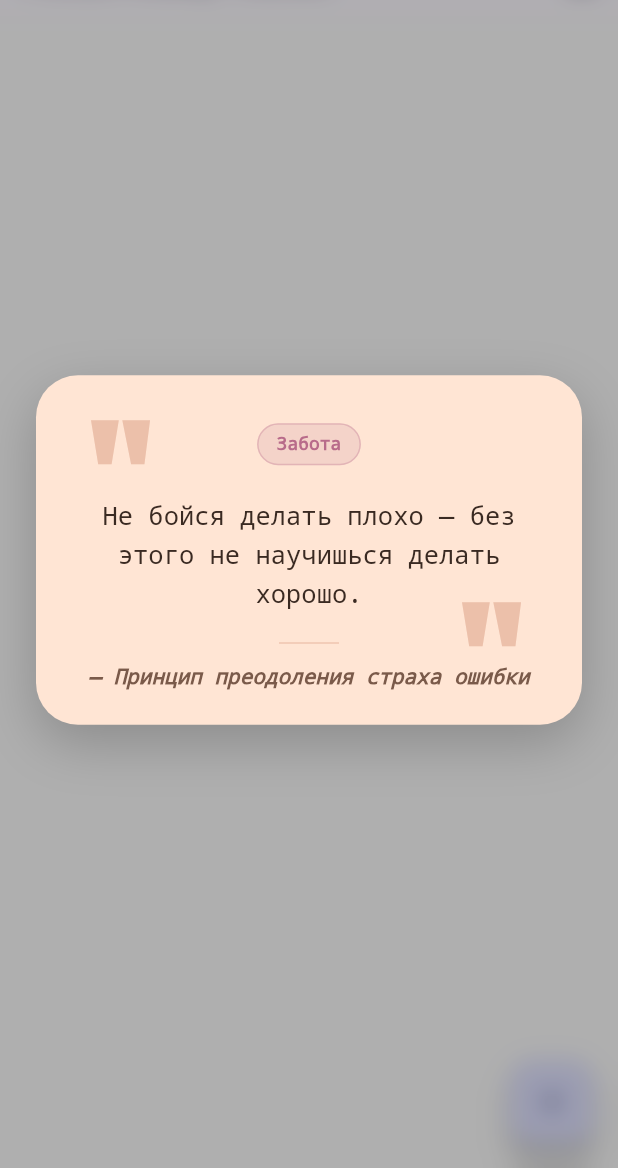
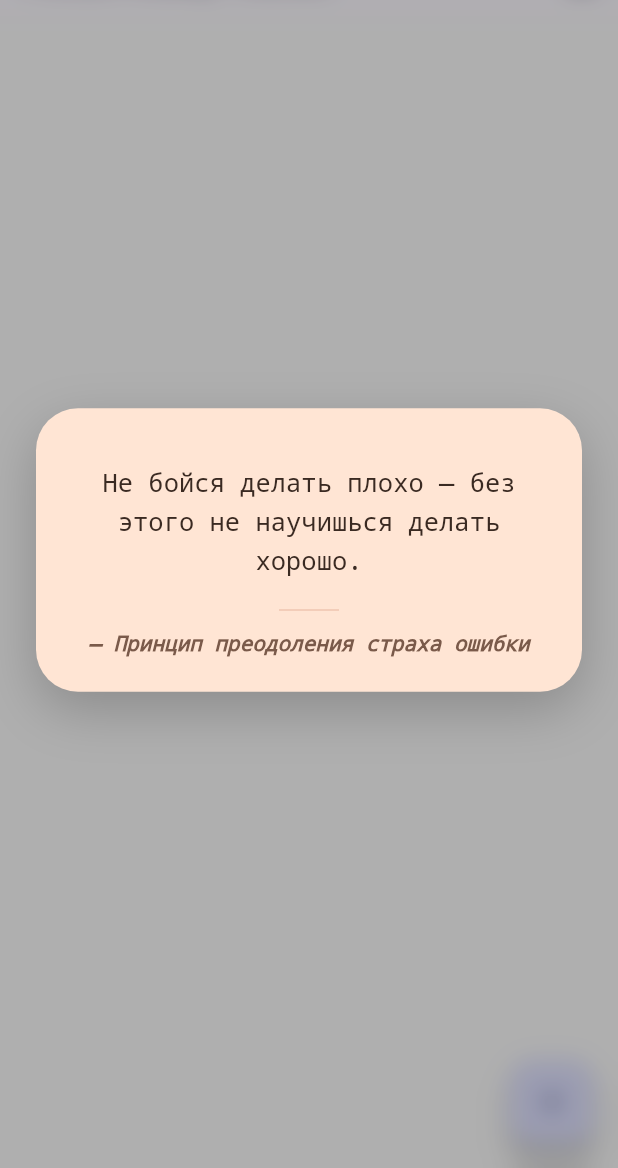
Before and after one commit to JustSelection/disciphobby_tracker, a Flutter app: the screen it shows after launch, on a phone screen of 412 x 824 dp, the part 68-1236 px from its top. Run offline on Flutter 3.47's test engine with Material 3 defaults, Android fonts, the phone set to English and light mode, and no system bars; our stand-ins replace drift, emoji_picker_flutter, file_picker, local_auth, share_plus, shared_preferences; missing offline and left inert: encrypt; accounts and stored records are empty; generated files the repository leaves out were written again.

Commit message:
feat(ui): улучшить стартовую цитату — таймер, закрытие по тапу и чистый дизайн- Увеличен таймер автоматического закрытия стартовой цитаты с 5 до 10 секунд- Добавлено закрытие оверлея по тапу на свободную область экрана с плавной анимацией- Убрано отображение категории цитаты и декоративных кавычек для минималистичного вида- Увеличен верхний отступ карточки для визуального баланса- Улучшен UX: пользователь может не ждать окончания таймера, а сразу закрыть цитату

```diff
--- a/lib/widgets/quote_overlay_widget.dart
+++ b/lib/widgets/quote_overlay_widget.dart
@@ -12,11 +12,10 @@ class QuoteOverlayWidget extends StatelessWidget {
     const peachBg = Color(0xFFFFE5D4);
     const terracotta = Color(0xFFC97B5C);
 
-    final categoryStyle = _categoryStyle(quote.category);
-
     return Container(
       margin: const EdgeInsets.symmetric(horizontal: 24),
-      padding: const EdgeInsets.fromLTRB(28, 32, 28, 24),
+      // ✅ УВЕЛИЧЕН ВЕРХНИЙ ОТСТУП: 36 вместо 24
+      padding: const EdgeInsets.fromLTRB(28, 36, 28, 24),
       decoration: BoxDecoration(
         color: peachBg,
         borderRadius: BorderRadius.circular(28),
@@ -28,49 +27,9 @@ class QuoteOverlayWidget extends StatelessWidget {
           ),
         ],
       ),
-      child: Stack(
-        clipBehavior: Clip.none,
-        children: [
-          // Декоративная открывающая кавычка
-          Positioned(
-            top: -8,
-            left: 4,
-            child: Text(
-              '"',
-              style: TextStyle(
-                fontSize: 96,
-                color: terracotta.withValues(alpha: 0.35),
-                fontFamily: 'serif',
-                height: 1,
-                decoration: TextDecoration.none,
-              ),
-            ),
-          ),
-          // Декоративная закрывающая кавычка
-          Positioned(
-            bottom: -32,
-            right: 8,
-            child: Text(
-              '"',
-              style: TextStyle(
-                fontSize: 96,
-                color: terracotta.withValues(alpha: 0.35),
-                fontFamily: 'serif',
-                height: 1,
-                decoration: TextDecoration.none,
-              ),
-            ),
-          ),
-          // Основной контент
-          Column(
+      child: Column(
         mainAxisSize: MainAxisSize.min,
         children: [
-              // Микро-бейдж категории (только текст + цвет, без эмодзи)
-              _CategoryBadge(
-                label: categoryStyle.label,
-                color: categoryStyle.color,
-              ),
-              const SizedBox(height: 20),
           // Текст цитаты
           Text(
             quote.text,
@@ -90,7 +49,7 @@ class QuoteOverlayWidget extends StatelessWidget {
             color: terracotta.withValues(alpha: 0.3),
           ),
           const SizedBox(height: 14),
-              // Имя автора курсивом
+          // Автор
           Text(
             '— ${quote.author}',
             textAlign: TextAlign.center,
@@ -103,63 +62,6 @@ class QuoteOverlayWidget extends StatelessWidget {
           ),
         ],
       ),
-        ],
-      ),
-    );
-  }
-
-  _CategoryStyle _categoryStyle(String category) {
-    switch (category) {
-      case 'focus':
-        return const _CategoryStyle('Фокус', Color(0xFF5B8C6F));
-      case 'completion':
-        return const _CategoryStyle('Завершённость', Color(0xFFC97B5C));
-      case 'depth':
-        return const _CategoryStyle('Глубина', Color(0xFF6B7FB8));
-      case 'flow':
-        return const _CategoryStyle('Поток', Color(0xFFB88A4F));
-      case 'care':
-        return const _CategoryStyle('Забота', Color(0xFFB86B8A));
-      default:
-        return const _CategoryStyle('Мысль', Color(0xFF7A5A4A));
-    }
-  }
-}
-
-/// Стиль категории цитаты: лейбл и цвет.
-class _CategoryStyle {
-  final String label;
-  final Color color;
-  const _CategoryStyle(this.label, this.color);
-}
-
-/// Микро-бейдж категории цитаты (только текст + цвет).
-class _CategoryBadge extends StatelessWidget {
-  final String label;
-  final Color color;
-  const _CategoryBadge({
-    required this.label,
-    required this.color,
-  });
-
-  @override
-  Widget build(BuildContext context) {
-    return Container(
-      padding: const EdgeInsets.symmetric(horizontal: 12, vertical: 6),
-      decoration: BoxDecoration(
-        color: color.withValues(alpha: 0.15),
-        borderRadius: BorderRadius.circular(20),
-        border: Border.all(color: color.withValues(alpha: 0.3)),
-      ),
-      child: Text(
-        label,
-        style: TextStyle(
-          fontSize: 12,
-          fontWeight: FontWeight.w600,
-          color: color,
-          decoration: TextDecoration.none,
-        ),
-      ),
     );
   }
 }
```
Lines whose indentation alone changed are shown as unchanged.
